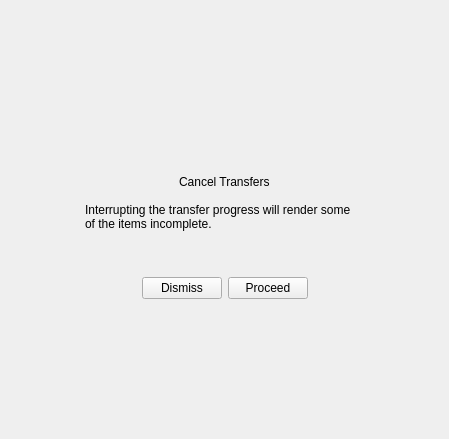
Before: the Qt Designer form src/MEGASync/gui/win/CancelConfirmWidget.ui in meganz/MEGAsync, drawn with Qt 5.
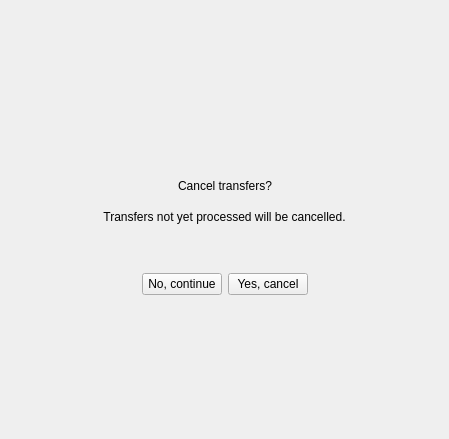
After: the same form once the commit is applied. Icons and pictures are not drawn.

```diff
--- a/src/MEGASync/gui/win/CancelConfirmWidget.ui
+++ b/src/MEGASync/gui/win/CancelConfirmWidget.ui
@@ -101,7 +101,7 @@
      <item>
       <widget class="QLabel" name="lCancelTransfers">
        <property name="text">
-        <string>Cancel Transfers</string>
+        <string>Cancel transfers?</string>
        </property>
        <property name="role" stdset="0">
         <string notr="true">title</string>
@@ -148,7 +148,7 @@
        </property>
        <property name="sizeHint" stdset="0">
         <size>
-         <width>40</width>
+         <width>0</width>
          <height>20</height>
         </size>
        </property>
@@ -156,11 +156,20 @@
      </item>
      <item>
       <widget class="QLabel" name="lExplanation">
+       <property name="sizePolicy">
+        <sizepolicy hsizetype="Expanding" vsizetype="Preferred">
+         <horstretch>0</horstretch>
+         <verstretch>0</verstretch>
+        </sizepolicy>
+       </property>
        <property name="text">
-        <string>Interrupting the transfer progress will render some of the items incomplete.</string>
+        <string>Transfers not yet processed will be cancelled.</string>
+       </property>
+       <property name="alignment">
+        <set>Qt::AlignCenter</set>
        </property>
        <property name="wordWrap">
-        <bool>true</bool>
+        <bool>false</bool>
        </property>
        <property name="role" stdset="0">
         <string notr="true">details</string>
@@ -174,7 +183,7 @@
        </property>
        <property name="sizeHint" stdset="0">
         <size>
-         <width>40</width>
+         <width>0</width>
          <height>20</height>
         </size>
        </property>
@@ -219,7 +228,7 @@
         <cursorShape>PointingHandCursor</cursorShape>
        </property>
        <property name="text">
-        <string>Dismiss</string>
+        <string>No, continue</string>
        </property>
       </widget>
      </item>
@@ -229,7 +238,7 @@
         <cursorShape>PointingHandCursor</cursorShape>
        </property>
        <property name="text">
-        <string>Proceed</string>
+        <string>Yes, cancel</string>
        </property>
       </widget>
      </item>
```
